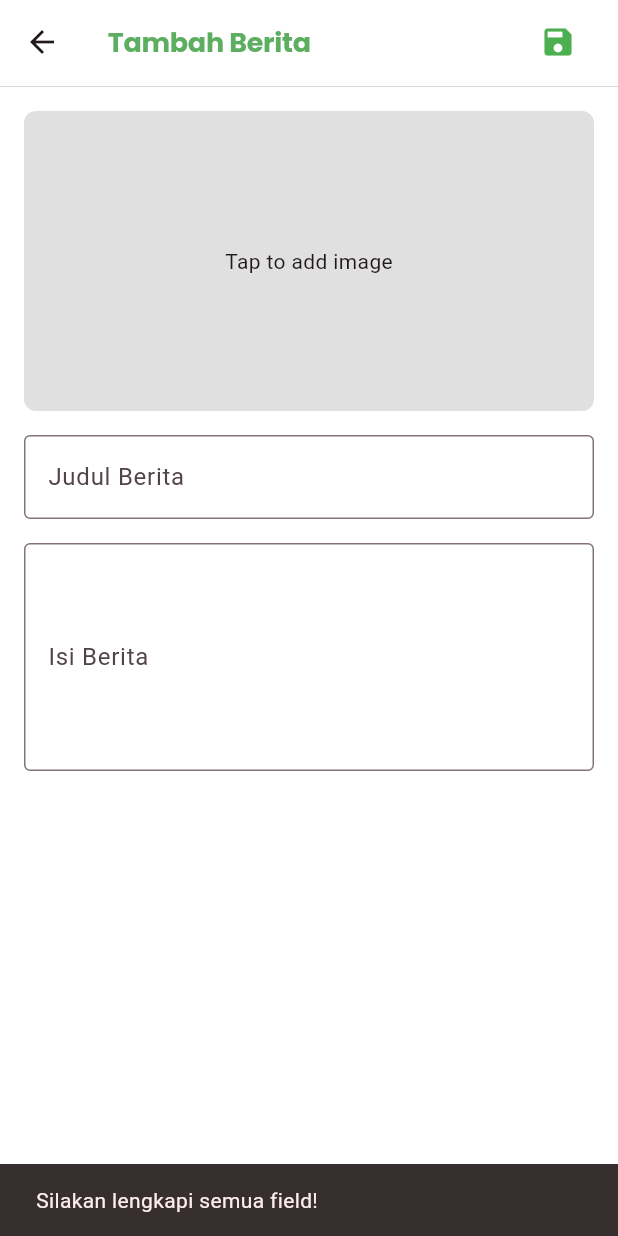
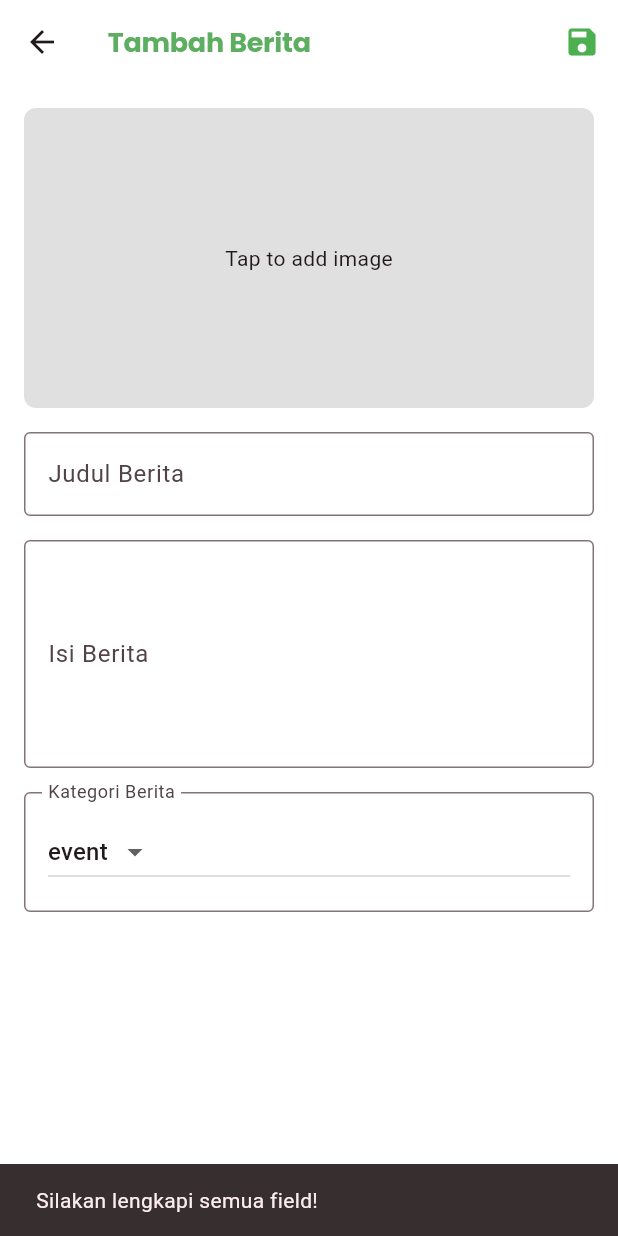
Before and after one commit to mochikoeki/studyit, a Flutter app: the NewsAdd screen opened directly, after a tap on the "save" icon, on a phone screen of 412 x 824 dp. Run offline on Flutter 3.47's test engine with Material 3 defaults, Android fonts, the phone set to English and light mode, and no system bars; our stand-ins replace cloud_firestore, firebase_auth, firebase_core, firebase_storage, google_nav_bar, image_picker and 1 more; accounts and stored records are empty; network calls fail.

Commit message:
Fitur News

```diff
--- a/lib/admin/news_add.dart
+++ b/lib/admin/news_add.dart
@@ -1,3 +1,5 @@
+import 'package:cloud_firestore/cloud_firestore.dart';
+import 'package:firebase_storage/firebase_storage.dart';
 import 'package:flutter/material.dart';
 import 'package:image_picker/image_picker.dart';
 import 'dart:io';
@@ -13,7 +15,9 @@ class NewsAddState extends State<NewsAdd> {
   final TextEditingController _titleController = TextEditingController();
   final TextEditingController _descriptionController = TextEditingController();
   File? _image; // Variabel untuk menyimpan file gambar
+  String? _selectedCategory = 'event'; // Kategori berita
 
+  // Fungsi untuk memilih gambar
   Future<void> _pickImage() async {
     final picker = ImagePicker();
     final pickedFile = await picker.pickImage(source: ImageSource.gallery);
@@ -25,18 +29,64 @@ class NewsAddState extends State<NewsAdd> {
     }
   }
 
-  void _saveArticle() {
-    // Logika untuk menyimpan artikel baru, misalnya menambah ke daftar artikel
+  // Fungsi untuk meng-upload gambar ke Firebase Storage
+  Future<String> _uploadImage(File imageFile) async {
+    try {
+      // Menyimpan gambar ke Firebase Storage
+      Reference storageRef = FirebaseStorage.instance
+          .ref()
+          .child('articles/${DateTime.now().millisecondsSinceEpoch}.jpg');
+      UploadTask uploadTask = storageRef.putFile(imageFile);
+      TaskSnapshot snapshot = await uploadTask;
+      String imageUrl = await snapshot.ref.getDownloadURL();
+      return imageUrl;
+    } catch (e) {
+      throw Exception('Error uploading image: $e');
+    }
+  }
+
+  // Fungsi untuk menyimpan artikel ke Firestore
+  Future<void> _saveArticle() async {
     if (_titleController.text.isNotEmpty &&
         _descriptionController.text.isNotEmpty &&
-        _image != null) {
-      // Anda bisa menambahkan logika untuk menyimpan artikel di sini
-      Navigator.pop(context); // Kembali ke halaman sebelumnya
+        _image != null &&
+        _selectedCategory != null) {
+      try {
+        // Upload gambar ke Firebase Storage dan dapatkan URL-nya
+        String imageUrl = await _uploadImage(_image!);
+
+        // Menyimpan artikel ke Firestore dengan URL gambar
+        await FirebaseFirestore.instance.collection('articles').add({
+          'title': _titleController.text,
+          'description': _descriptionController.text,
+          'category': _selectedCategory,
+          'image': imageUrl, // Menyimpan URL gambar
+          'timestamp': FieldValue.serverTimestamp(), // Waktu artikel dibuat
+        });
+
+        if (mounted) {
+          ScaffoldMessenger.of(context).showSnackBar(
+            const SnackBar(content: Text('Berita Berhasil Disimpan!')),
+          );
+        }
+
+        // Kembali ke halaman sebelumnya setelah berhasil menyimpan
+        if (mounted) {
+          Navigator.pop(context);
+        }
+      } catch (e) {
+        if (mounted) {
+          ScaffoldMessenger.of(context).showSnackBar(
+            SnackBar(content: Text('Error saving article: $e')),
+          );
+        }
+      }
     } else {
-      // Tampilkan pesan kesalahan jika input tidak lengkap
+      if (mounted) {
         ScaffoldMessenger.of(context).showSnackBar(
           const SnackBar(content: Text('Silakan lengkapi semua field!')),
         );
+      }
     }
   }
 
@@ -46,42 +96,27 @@ class NewsAddState extends State<NewsAdd> {
       backgroundColor: Colors.white,
       appBar: AppBar(
         backgroundColor: Colors.white,
-        title: const Text('Tambah Berita', style: TextStyle(
+        title: const Text(
+          'Tambah Berita',
+          style: TextStyle(
             fontFamily: "poppins",
             color: Color.fromARGB(255, 93, 174, 96),
             fontSize: 18,
             fontWeight: FontWeight.bold,
             letterSpacing: -0.2,
-        ),),
+          ),
+        ),
         actions: [
-          Container(
-            margin: const EdgeInsets.symmetric(
-                horizontal: 8.0), // Atur margin horizontal
-            padding: const EdgeInsets.all(8.0), // Atur padding dalam ikon
-            decoration: BoxDecoration(
-              borderRadius:
-                  BorderRadius.circular(8.0), // Menambahkan border radius
-            ),
-            child: IconButton(
+          IconButton(
             icon: const Icon(
               Icons.save,
-                color: Colors.green, // Mengatur warna ikon menjadi putih
+              color: Colors.green,
             ),
-              onPressed:
-                  _saveArticle, // Simpan artikel saat ikon disimpan ditekan
-            ),
+            onPressed: _saveArticle, // Simpan artikel saat ikon disimpan ditekan
           ),
         ],
-        bottom: PreferredSize(
-          preferredSize: const Size.fromHeight(2.0),
-          child: Container(
-            color: const Color.fromARGB(40, 0, 0, 0),
-            height: 0.7,
-          ),
-        ),
       ),
       body: SingleChildScrollView(
-        // Membungkus dengan SingleChildScrollView
         padding: const EdgeInsets.all(16.0),
         child: Column(
           crossAxisAlignment: CrossAxisAlignment.start,
@@ -123,8 +158,29 @@ class NewsAddState extends State<NewsAdd> {
                 border: OutlineInputBorder(),
               ),
             ),
+            const SizedBox(height: 16.0),
+            InputDecorator(
+              decoration: const InputDecoration(
+                labelText: 'Kategori Berita',
+                border: OutlineInputBorder(),
+              ),
+              child: DropdownButton<String>(
+                value: _selectedCategory,
+                onChanged: (String? newValue) {
+                  setState(() {
+                    _selectedCategory = newValue;
+                  });
+                },
+                items: <String>['event', 'artikel']
+                    .map<DropdownMenuItem<String>>((String value) {
+                  return DropdownMenuItem<String>(
+                    value: value,
+                    child: Text(value),
+                  );
+                }).toList(),
+              ),
+            ),
           ],
-
         ),
       ),
     );
--- a/pubspec.yaml
+++ b/pubspec.yaml
@@ -44,6 +44,11 @@ dependencies:
   firebase_storage: ^12.3.3
   timeago: ^3.0.2
   path: ^1.8.3
+  cached_network_image: ^3.4.1
+  flutter_cache_manager: ^3.3.0
+  card_loading: ^0.3.2
+  permission_handler: ^10.2.0
+  logging: ^1.0.2
 
 dev_dependencies:
   flutter_test:
```
Also changed, not shown: lib/admin/news_edit.dart (+66 -34 lines), lib/pages/news.dart (+61 -30 lines), lib/pages/news_detail.dart (+5 -3 lines), pubspec.lock, 4 other files. Lines whose indentation alone changed are shown as unchanged.
